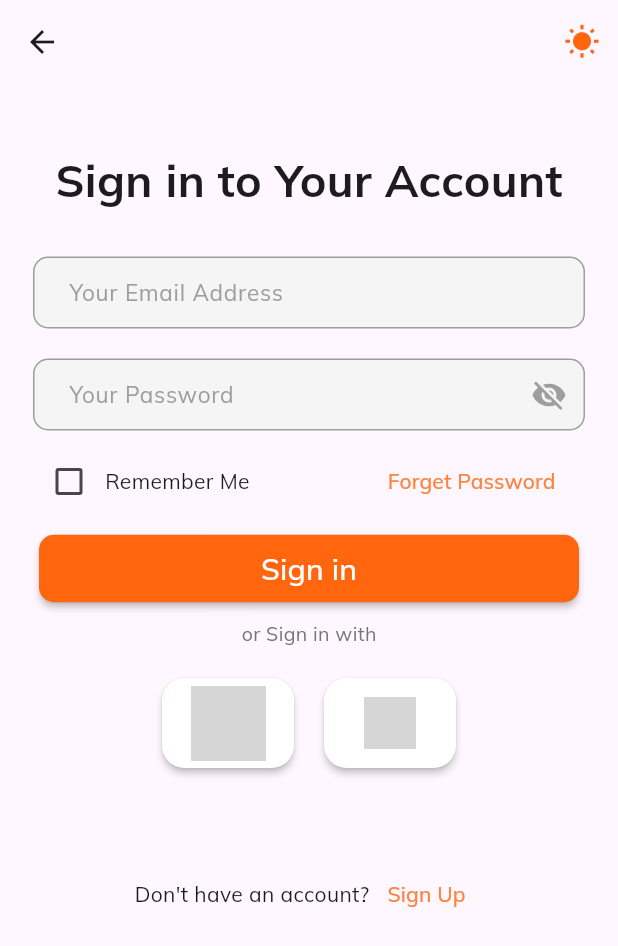
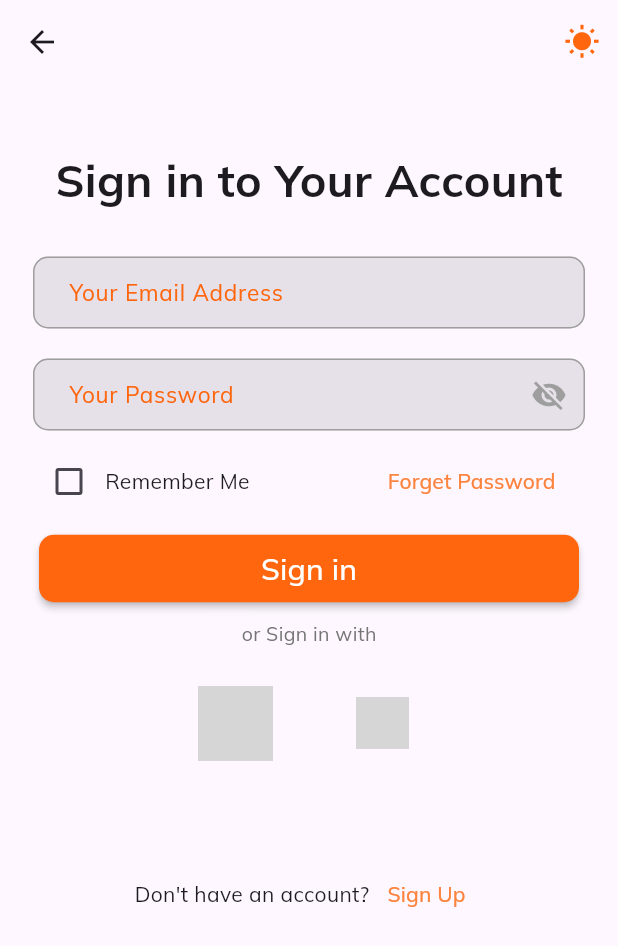
Before and after one commit to ACICT-DEPI/CAI1_AIS5_S8e-E-commerce-App, a Flutter app: the Signup screen opened directly, after a tap on "Sign Up", after a tap on "Sign in", on a phone screen of 412 x 824 dp. Shown: the top 946 px of the screen. Run offline on Flutter 3.47's test engine with Material 3 defaults, Android fonts, the phone set to English and light mode, and no system bars; our stand-ins replace animated_splash_screen, awesome_dialog, firebase_auth, firebase_core, get, google_fonts and 5 more; accounts and stored records are empty; network calls fail; grey boxes are pictures that could not be loaded.

Commit message:
change some colors (IB)

```diff
--- a/lib/constants/CustomTextForm.dart
+++ b/lib/constants/CustomTextForm.dart
@@ -37,7 +37,6 @@ class _CustomTextFormState extends State<CustomTextForm> {
         obscureText: (widget.isPassword && isObscured),
         keyboardType: widget.keyboardType,
         style: TextStyle(
-          color: Colors.black,
           fontSize: 15,
         ),
         decoration: InputDecoration(
@@ -47,9 +46,8 @@ class _CustomTextFormState extends State<CustomTextForm> {
           )),
           contentPadding: const EdgeInsets.symmetric(vertical: 2, horizontal: 20),
           filled: true,
-          fillColor: Colors.grey[100],
           labelText: widget.hintText,
-          labelStyle: const TextStyle(color: Colors.grey, fontSize: 15),
+          labelStyle: const TextStyle(color: kprimaryColor, fontSize: 15),
           border: OutlineInputBorder(borderRadius: BorderRadius.circular(10)),
           enabledBorder: OutlineInputBorder(
             borderRadius: BorderRadius.circular(10),
@@ -70,7 +68,6 @@ class _CustomTextFormState extends State<CustomTextForm> {
         controller: widget.myControler,
         keyboardType: widget.keyboardType,
         style: TextStyle(
-          color: Colors.black,
           fontSize: 15,
         ),
         decoration: InputDecoration(
@@ -81,9 +78,8 @@ class _CustomTextFormState extends State<CustomTextForm> {
             ),
             contentPadding: const EdgeInsets.symmetric(vertical: 2, horizontal: 20),
             filled: true,
-            fillColor: Colors.grey[100],
             labelText: widget.hintText,
-            labelStyle: const TextStyle(color: Colors.grey, fontSize: 15),
+            labelStyle: const TextStyle(color: kprimaryColor, fontSize: 15),
             border: OutlineInputBorder(borderRadius: BorderRadius.circular(10)),
             enabledBorder: OutlineInputBorder(
               borderRadius: BorderRadius.circular(10),
--- a/lib/screens/FirestScreen/signin.dart
+++ b/lib/screens/FirestScreen/signin.dart
@@ -255,7 +255,6 @@ class _SigninState extends State<Signin> {
                         height: 60,
                         shape: RoundedRectangleBorder(
                             borderRadius: BorderRadius.circular(15)),
-                        color: Colors.white,
                         onPressed: () {
                           signInWithGoogle();
                         },
@@ -267,13 +266,12 @@ class _SigninState extends State<Signin> {
                         ),
                       ),
                       const SizedBox(
-                        width: 20,
+                        width: 10,
                       ),
                       MaterialButton(
                         height: 60,
                         shape: RoundedRectangleBorder(
                             borderRadius: BorderRadius.circular(15)),
-                        color: Colors.white,
                         onPressed: () {},
                         child: const Image(
                           image: NetworkImage(
--- a/lib/screens/FirestScreen/signup.dart
+++ b/lib/screens/FirestScreen/signup.dart
@@ -222,7 +222,6 @@ class _SignupState extends State<Signup> {
                         height: 60,
                         shape: RoundedRectangleBorder(
                             borderRadius: BorderRadius.circular(15)),
-                        color: Colors.white,
                         onPressed: () {
                           signInWithGoogle();
                         },
@@ -234,13 +233,12 @@ class _SignupState extends State<Signup> {
                         ),
                       ),
                       const SizedBox(
-                        width: 20,
+                        width: 10,
                       ),
                       MaterialButton(
                         height: 60,
                         shape: RoundedRectangleBorder(
                             borderRadius: BorderRadius.circular(15)),
-                        color: Colors.white,
                         onPressed: () {},
                         child: const Image(
                           image: NetworkImage(
```
